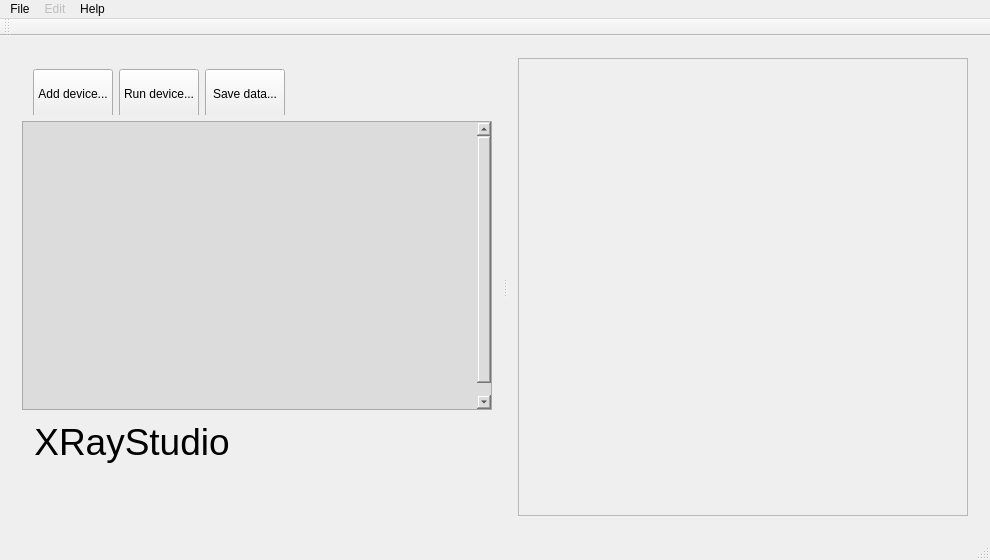
Before: the Qt Designer form src/mainwindow.ui in golosio/XRayStudio, drawn with Qt 5.
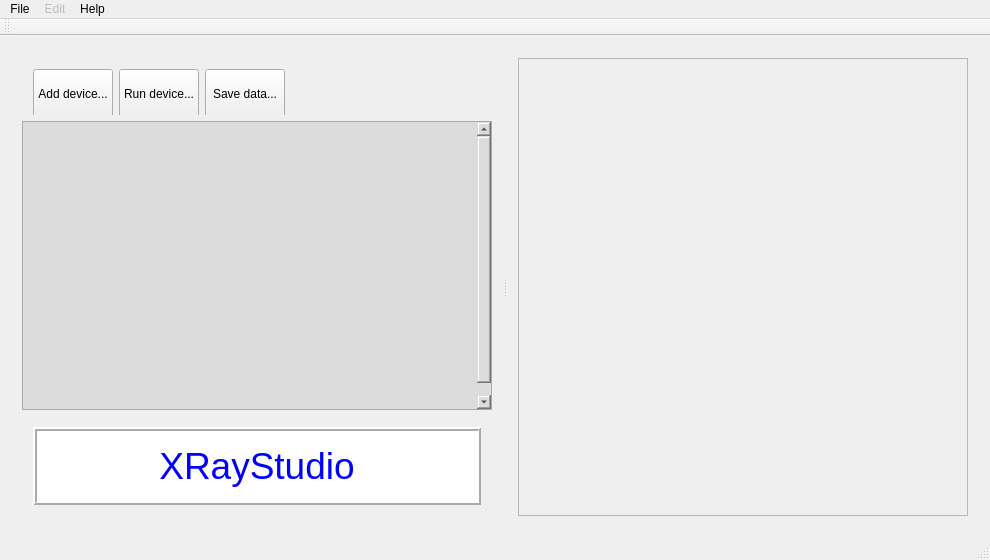
After: the same form once the commit is applied.

Commit message: Changed template folders location Added imaging examples to template projects Added device banners

Patch:
```diff
--- a/src/mainwindow.ui
+++ b/src/mainwindow.ui
@@ -173,27 +173,40 @@
               <height>100</height>
              </size>
             </property>
-            <widget class="QLabel" name="label">
-             <property name="geometry">
-              <rect>
-               <x>4</x>
-               <y>4</y>
-               <width>212</width>
-               <height>44</height>
-              </rect>
-             </property>
+            <layout class="QVBoxLayout" name="verticalLayout_3">
+             <item>
+              <widget class="QLabel" name="bannerLabel">
              <property name="font">
               <font>
                <pointsize>28</pointsize>
               </font>
              </property>
+               <property name="styleSheet">
+                <string notr="true">background-color: rgb(255, 255, 255);
+color: rgb(0, 0, 255);
+border-color: rgb(128, 128, 128);</string>
+               </property>
+               <property name="frameShape">
+                <enum>QFrame::Box</enum>
+               </property>
+               <property name="frameShadow">
+                <enum>QFrame::Raised</enum>
+               </property>
+               <property name="lineWidth">
+                <number>2</number>
+               </property>
              <property name="text">
               <string>XRayStudio</string>
              </property>
              <property name="alignment">
               <set>Qt::AlignCenter</set>
              </property>
-            </widget>
+               <property name="wordWrap">
+                <bool>true</bool>
+               </property>
+              </widget>
+             </item>
+            </layout>
            </widget>
           </item>
          </layout>
```
Lines whose indentation alone changed are shown as unchanged. The commit also changes 263 other files.
